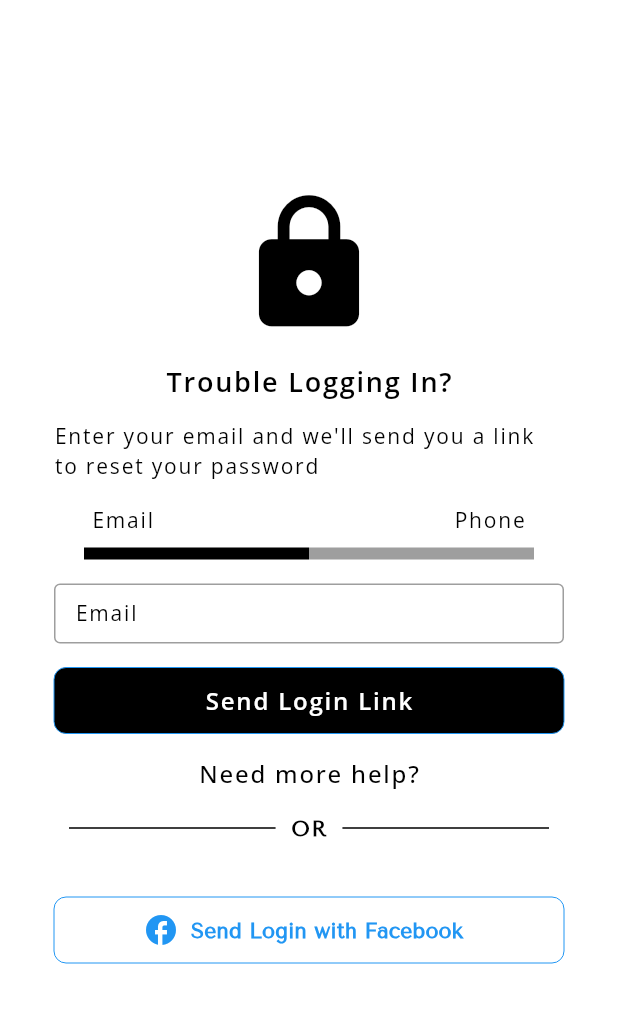
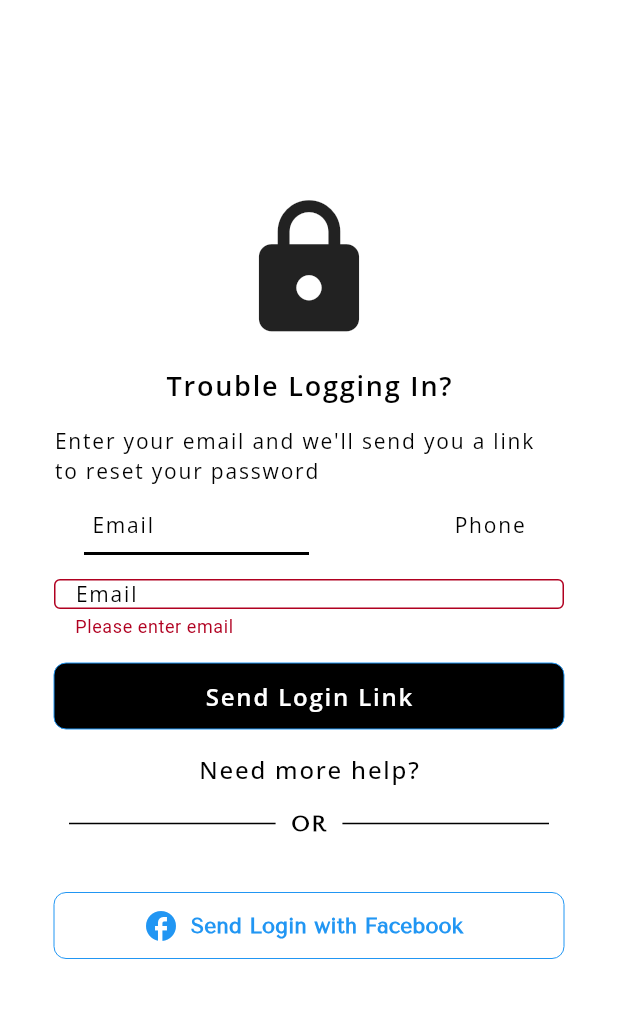
Before and after one commit to girishmobile/Redefine_social_app, a Flutter app: the ForgotPassword screen opened by its route, after a tap on "Send Login Link", on a phone screen of 412 x 824 dp, the part 84-1107 px from its top. Run offline on Flutter 3.47's test engine with Material 3 defaults, Android fonts, the light colour scheme and no system bars; our stand-ins replace google_fonts.

Commit message:
changes in forgot password

```diff
--- a/lib/screens/Auth/ForgotPassword.dart
+++ b/lib/screens/Auth/ForgotPassword.dart
@@ -18,6 +18,7 @@ class ForgotPassword extends StatefulWidget {
 
 class _ForgotPasswordState extends State<ForgotPassword> {
   bool isEmailSelected = true;
+  final _formKey = GlobalKey<FormState>();
 
   @override
   Widget build(BuildContext context) {
@@ -42,14 +43,15 @@ class _ForgotPasswordState extends State<ForgotPassword> {
   Widget _forgotPasswordView(
       {required Size size, required BuildContext context}) {
     return Form(
+      key: _formKey,
       child: Container(
         margin: const EdgeInsets.all(containerMargin),
         width: size.width,
-        padding: EdgeInsets.all(containerPadding),
+        padding: const EdgeInsets.all(containerPadding),
         child: Column(
           spacing: 16,
           children: [
-            Icon(Icons.lock, size: 100, color: Theme.of(context).primaryColor),
+            const Icon(Icons.lock, size: 100),
             AppTextWidget(
               text: troubleLoginText,
               style: Theme.of(context).textTheme.headlineMedium,
@@ -59,71 +61,27 @@ class _ForgotPasswordState extends State<ForgotPassword> {
               style: Theme.of(context).textTheme.bodyMedium,
             ),
             Container(
-              margin: EdgeInsets.symmetric(horizontal: 20),
+              margin: const EdgeInsets.symmetric(horizontal: 20),
               child: Column(
                 spacing: 8,
                 children: [
-                  Row(
-                    children: [
-                      Expanded(
-                        child: InkWell(
-                          onTap: () {
-                            setState(() {
-                              isEmailSelected = true;
-                            });
-                          },
-                          child: AppTextWidget(
-                            text: emailText,
-                            textAlign: TextAlign.start,
-                            left: 5,
-                          ),
-                        ),
-                      ),
-                      Expanded(
-                        child: InkWell(
-                          onTap: () {
-                            setState(() {
-                              isEmailSelected = false;
-                            });
-                          },
-                          child: AppTextWidget(
-                            text: phoneText,
-                            textAlign: TextAlign.end,
-                            right: 5,
-                          ),
-                        ),
-                      ),
-                    ],
-                  ),
-                  Row(
-                    children: [
-                      Expanded(
-                        child: Container(
-                          height: 8,
-                          color: isEmailSelected
-                              ? Theme.of(context).primaryColor
-                              : Colors.grey,
-                        ),
-                      ),
-                      Expanded(
-                        child: Container(
-                          height: 8,
-                          color: isEmailSelected
-                              ? Colors.grey
-                              : Theme.of(context).primaryColor,
-                        ),
-                      ),
-                    ],
-                  )
+                  _buildToggleRow(),
+                  _buildIndicatorRow(context),
                 ],
               ),
             ),
             AppTextFieldWidget(
               hintText: emailText,
+              validator: (value) {
+                if (value == null || value.isEmpty) {
+                  return 'Please enter ${isEmailSelected ? 'email' : 'phone'}';
+                }
+                return null;
+              },
             ),
             AppButtonWidget(
               text: sendloginText,
-              onPressed: () {},
+              onPressed: _handleSubmit,
               width: size.width,
               buttonStyle: commonButtonStyle(context: context),
               textStyle: Theme.of(context).textTheme.labelMedium,
@@ -173,4 +131,82 @@ class _ForgotPasswordState extends State<ForgotPassword> {
       ),
     );
   }
+
+  Widget _buildToggleRow() {
+    return Row(
+      children: [
+        Expanded(
+          child: _buildToggleOption(
+            text: emailText,
+            isSelected: isEmailSelected,
+            onTap: () => _updateToggleSelection(true),
+            alignment: TextAlign.start,
+          ),
+        ),
+        Expanded(
+          child: _buildToggleOption(
+            text: phoneText,
+            isSelected: !isEmailSelected,
+            onTap: () => _updateToggleSelection(false),
+            alignment: TextAlign.end,
+          ),
+        ),
+      ],
+    );
+  }
+
+  Widget _buildToggleOption({
+    required String text,
+    required bool isSelected,
+    required VoidCallback onTap,
+    required TextAlign alignment,
+  }) {
+    return InkWell(
+      onTap: onTap,
+      child: AppTextWidget(
+        text: text,
+        textAlign: alignment,
+        left: alignment == TextAlign.start ? 5 : 0,
+        right: alignment == TextAlign.end ? 5 : 0,
+      ),
+    );
+  }
+
+  void _updateToggleSelection(bool value) {
+    if (isEmailSelected != value) {
+      setState(() {
+        isEmailSelected = value;
+      });
+    }
+  }
+
+  Widget _buildIndicatorRow(BuildContext context) {
+    return Container(
+      height: 2,
+      child: Row(
+        children: [
+          Expanded(
+            child: Container(
+              color: isEmailSelected
+                  ? Theme.of(context).colorScheme.primary
+                  : Colors.transparent,
+            ),
+          ),
+          Expanded(
+            child: Container(
+              color: !isEmailSelected
+                  ? Theme.of(context).colorScheme.primary
+                  : Colors.transparent,
+            ),
+          ),
+        ],
+      ),
+    );
+  }
+
+  void _handleSubmit() {
+    if (_formKey.currentState?.validate() ?? false) {
+      // Handle form submission
+    }
+  }
 }
```
